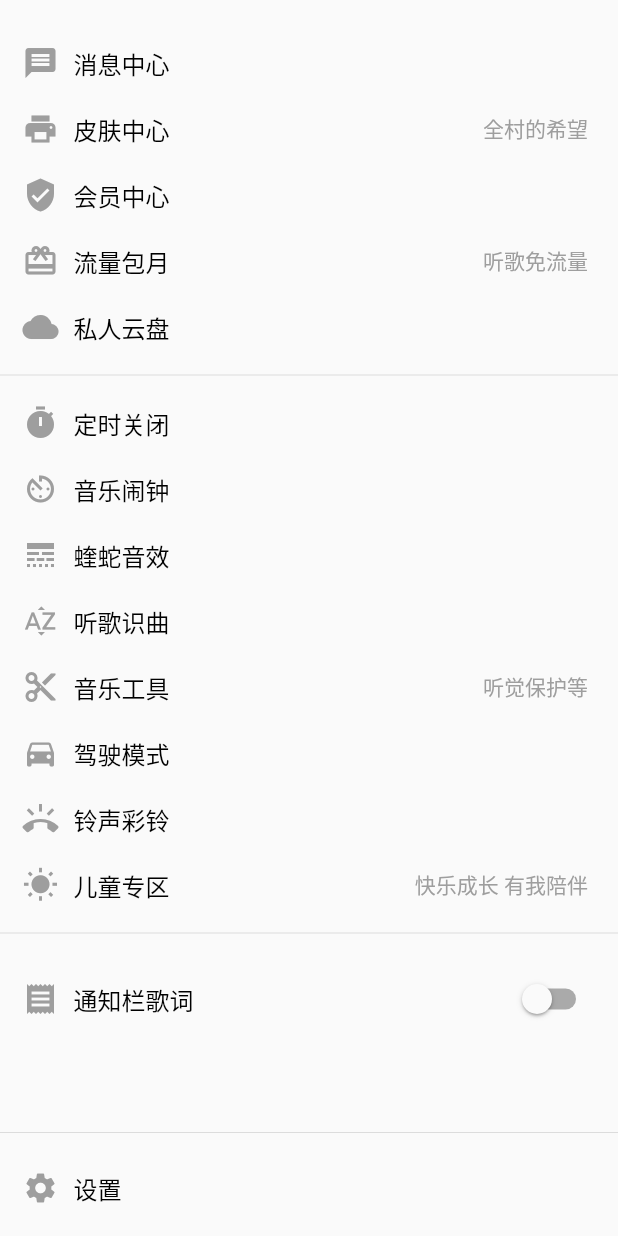
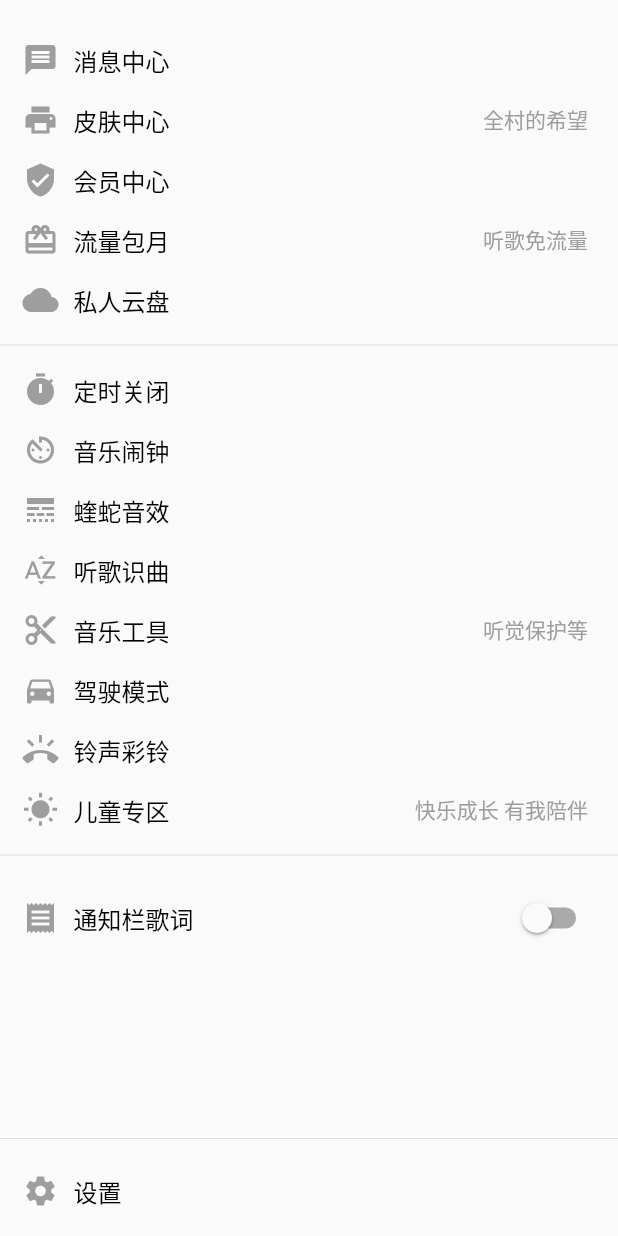
Before and after one commit to CiyLei/flutter_kugou, a Flutter app: the KuGouDrawer widget shown alone on an empty page, opened directly, on a phone screen of 412 x 824 dp. Run offline on Flutter 3.47's test engine with Material 2 defaults, Android fonts, the phone set to English and light mode, and no system bars; network calls fail.

```diff
--- a/lib/component/view/kugou_drawer.dart
+++ b/lib/component/view/kugou_drawer.dart
@@ -223,7 +223,7 @@ class _KuGouDrawerState extends State<KuGouDrawer> {
       child: InkWell(
         onTap: model.onTap,
         child: Container(
-          padding: const EdgeInsets.only(top: 10.0, bottom: 10.0, left: 15.0),
+          padding: const EdgeInsets.only(top: 8.0, bottom: 8.0, left: 15.0),
           child: Row(
             children: <Widget>[
               Icon(
```
